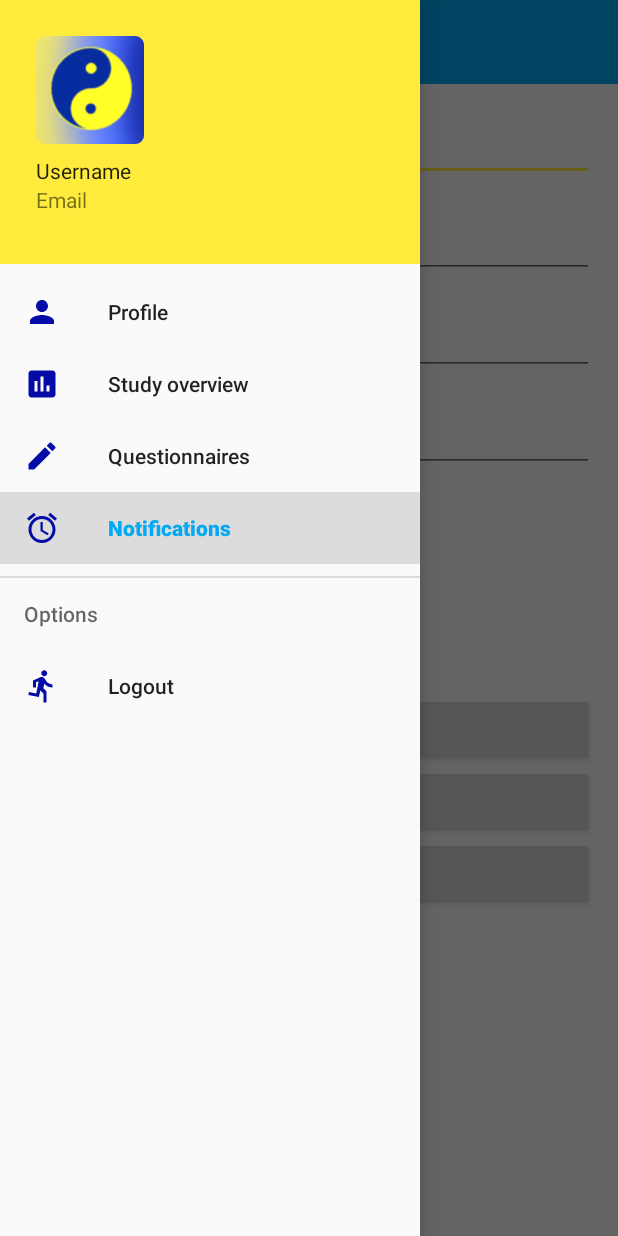
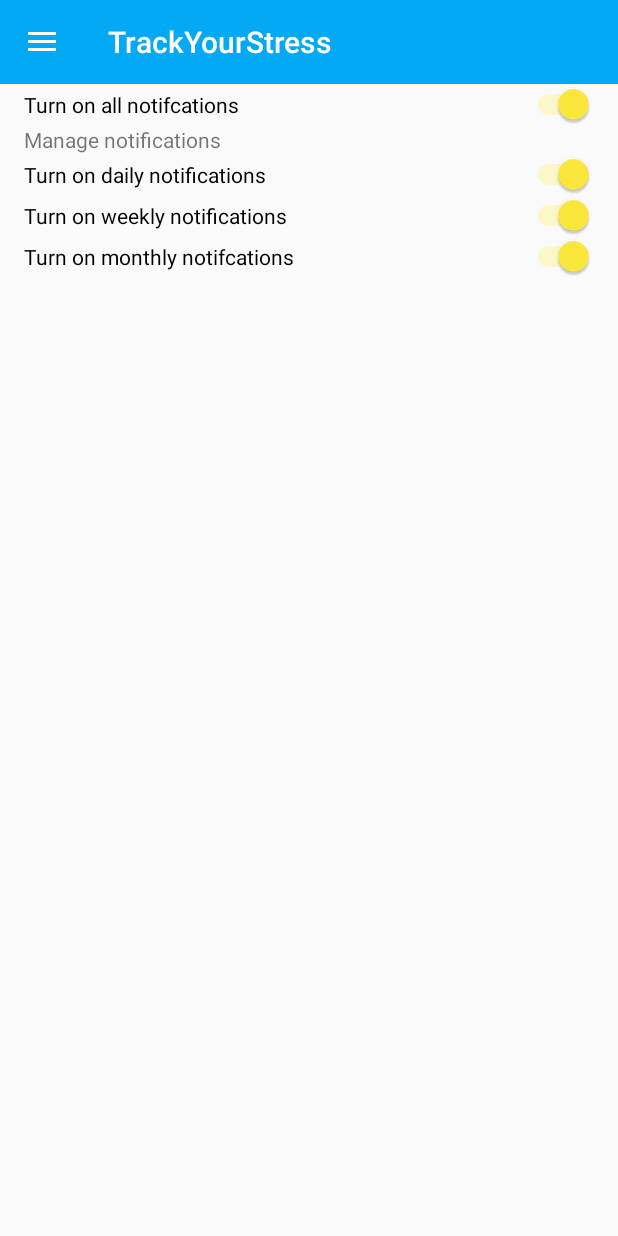
Before and after one commit to JuliaAbramenko/track_your_stress, an Android app: the HomeActivity screen opened directly, with no data from a screen before it, in the side drawer, after a tap on "Notifications", on a phone screen of 412 x 824 dp. Run offline under Robolectric (Android 15) with nearby library versions, the phone set to English and light mode, and no system bars; our stand-ins replace Volley; network calls fail.

Commit message:
- added switch behaviour - added fragment switching in HomeActivity

```diff
--- a/app/src/main/java/com/example/trackyourstress_ba/fragments/NotificationsFragment.kt
+++ b/app/src/main/java/com/example/trackyourstress_ba/fragments/NotificationsFragment.kt
@@ -1,18 +1,77 @@
 package com.example.trackyourstress_ba.fragments
 
 import android.os.Bundle
-import android.view.LayoutInflater
-import android.view.View
-import android.view.ViewGroup
+import android.view.*
+import android.widget.CompoundButton
+import android.widget.Switch
 import androidx.annotation.Nullable
 import androidx.fragment.app.Fragment
 import com.example.trackyourstress_ba.R
 import kotlinx.android.synthetic.main.activity_home.*
 
-class NotificationsFragment() : Fragment() {
-    @Override
-    @Nullable
-    fun createView(inflater: LayoutInflater, @Nullable container: ViewGroup, @Nullable savedInstanceState: Bundle): View? {
+class NotificationsFragment : Fragment() {
+
+    lateinit var switch_all_notifications: Switch
+    lateinit var switch_daily: Switch
+    lateinit var switch_weekly: Switch
+    lateinit var switch_monthly: Switch
+
+    override fun onCreateView(
+        inflater: LayoutInflater,
+        container: ViewGroup?,
+        savedInstanceState: Bundle?
+    ): View {
         return inflater.inflate(R.layout.fragment_notifications, container, false)
     }
+
+    override fun onStart() {
+        super.onStart()
+        switch_all_notifications = view!!.findViewById(R.id.switch_all_notifications)
+        switch_daily = view!!.findViewById(R.id.switch_daily_notfications)
+        switch_weekly = view!!.findViewById(R.id.switch_weekly_notifications)
+        switch_monthly = view!!.findViewById(R.id.switch_monthly_notifications)
+
+        switch_all_notifications.setOnCheckedChangeListener { _, isChecked ->
+            if (isChecked) {
+                switch_daily.isChecked = true
+                switch_daily.text = getString(R.string.daily_notifications_on)
+                switch_weekly.isChecked = true
+                switch_weekly.text = getString(R.string.weekly_notfications_on)
+                switch_monthly.isChecked = true
+                switch_monthly.text = getString(R.string.monthly_notifications_on)
+            } else {
+                switch_daily.isChecked = false
+                switch_daily.text = getString(R.string.daily_notifications_off)
+                switch_weekly.isChecked = false
+                switch_weekly.text = getString(R.string.weekly_notifications_off)
+                switch_monthly.isChecked = false
+                switch_monthly.text = getString(R.string.monthly_notifications_off)
+            }
+        }
+
+        switch_daily.setOnCheckedChangeListener { _, isChecked ->
+            if (isChecked) {
+                switch_daily.text = getString(R.string.daily_notifications_on)
+            } else {
+                switch_daily.text = getString(R.string.daily_notifications_off)
+            }
+        }
+
+        switch_weekly.setOnCheckedChangeListener { _, isChecked ->
+            if (isChecked) {
+                switch_weekly.text = getString(R.string.weekly_notfications_on)
+            } else {
+                switch_weekly.text = getString(R.string.weekly_notifications_off)
+            }
+        }
+
+        switch_monthly.setOnCheckedChangeListener { _, isChecked ->
+            if (isChecked) {
+                switch_monthly.text = getString(R.string.monthly_notifications_on)
+            } else {
+                switch_monthly.text = getString(R.string.monthly_notifications_off)
+            }
+        }
+
+    }
 }
--- a/app/src/main/java/com/example/trackyourstress_ba/fragments/ProfileFragment.kt
+++ b/app/src/main/java/com/example/trackyourstress_ba/fragments/ProfileFragment.kt
@@ -61,7 +61,6 @@ class ProfileFragment: Fragment(){
             //profileUtils.updataPassword( )
             //TODO dialog window with 'are you sure?', 'New password, confirm new password'..
         }
-
 
     }
 
--- a/app/src/main/java/com/example/trackyourstress_ba/fragments/QuestionnairesFragment.kt
+++ b/app/src/main/java/com/example/trackyourstress_ba/fragments/QuestionnairesFragment.kt
@@ -10,9 +10,12 @@ import com.example.trackyourstress_ba.R
 import kotlinx.android.synthetic.main.activity_home.*
 
 class QuestionnairesFragment() : Fragment() {
-    @Override
-    @Nullable
-    fun createView(inflater: LayoutInflater, @Nullable container: ViewGroup, @Nullable savedInstanceState: Bundle): View? {
+
+    override fun onCreateView(
+        inflater: LayoutInflater,
+        container: ViewGroup?,
+        savedInstanceState: Bundle?
+    ): View {
         return inflater.inflate(R.layout.fragment_questionnaires, container, false)
     }
 }
--- a/app/src/main/java/com/example/trackyourstress_ba/fragments/StudyOverviewFragment.kt
+++ b/app/src/main/java/com/example/trackyourstress_ba/fragments/StudyOverviewFragment.kt
@@ -9,10 +9,13 @@ import androidx.fragment.app.Fragment
 import com.example.trackyourstress_ba.R
 import kotlinx.android.synthetic.main.activity_home.*
 
-class StudyOverviewFragment() : Fragment() {
-    @Override
-    @Nullable
-    fun createView(inflater: LayoutInflater, @Nullable container: ViewGroup, @Nullable savedInstanceState: Bundle): View? {
+class StudyOverviewFragment : Fragment() {
+
+    override fun onCreateView(
+        inflater: LayoutInflater,
+        container: ViewGroup?,
+        savedInstanceState: Bundle?
+    ): View {
         return inflater.inflate(R.layout.fragment_study_overview, container, false)
     }
 }
--- a/app/src/main/java/com/example/trackyourstress_ba/ui/home/HomeActivity.kt
+++ b/app/src/main/java/com/example/trackyourstress_ba/ui/home/HomeActivity.kt
@@ -11,7 +11,10 @@ import androidx.appcompat.widget.Toolbar
 import androidx.core.view.GravityCompat
 import androidx.drawerlayout.widget.DrawerLayout
 import com.example.trackyourstress_ba.R
+import com.example.trackyourstress_ba.fragments.NotificationsFragment
 import com.example.trackyourstress_ba.fragments.ProfileFragment
+import com.example.trackyourstress_ba.fragments.QuestionnairesFragment
+import com.example.trackyourstress_ba.fragments.StudyOverviewFragment
 import com.example.trackyourstress_ba.kotlin.GlobalVariables
 import com.google.android.material.navigation.NavigationView
 
@@ -39,6 +42,9 @@ class HomeActivity : AppCompatActivity() {
         nav_view = findViewById(R.id.nav_view)
         nav_view.setItemIconTintList(null)
         val profile_frag = ProfileFragment()
+        val notifications_fragment = NotificationsFragment()
+        val studies_fragment = StudyOverviewFragment()
+        val questionnaires_fragment = QuestionnairesFragment()
         nav_view.setNavigationItemSelectedListener {item ->
             when(item.itemId) {
 
@@ -50,6 +56,32 @@ class HomeActivity : AppCompatActivity() {
                     drawer.closeDrawers()
                     true
                 }
+
+                R.id.nav_notifications -> {
+                    val transact = supportFragmentManager.beginTransaction()
+                    //transact.addToBackStack(null)
+                    transact.replace(R.id.fragment_container, notifications_fragment)
+                    transact.commit()
+                    drawer.closeDrawers()
+                    true
+                }
+                R.id.nav_questionnaires -> {
+                    val transact = supportFragmentManager.beginTransaction()
+                    //transact.addToBackStack(null)
+                    transact.replace(R.id.fragment_container, questionnaires_fragment)
+                    transact.commit()
+                    drawer.closeDrawers()
+                    true
+                }
+                R.id.nav_study_overview -> {
+                    val transact = supportFragmentManager.beginTransaction()
+                    //transact.addToBackStack(null)
+                    transact.replace(R.id.fragment_container, studies_fragment)
+                    transact.commit()
+                    drawer.closeDrawers()
+                    true
+                }
+
                 else -> true
             }
 
--- a/app/src/main/res/layout/fragment_notifications.xml
+++ b/app/src/main/res/layout/fragment_notifications.xml
@@ -10,30 +10,45 @@
         android:id="@+id/switch_all_notifications"
         android:layout_width="match_parent"
         android:layout_height="wrap_content"
-        android:text="@string/turn_on_all_notifcations" />
+        android:text="@string/turn_on_all_notifcations"
+        android:checked="true"
+        android:textOff="@string/off"
+        android:textOn="@string/on" />
 
     <TextView
         android:id="@+id/manage_notifications_textview"
         android:layout_width="match_parent"
         android:layout_height="wrap_content"
         android:text="@string/manage_notifications"
+        android:checked="true"
+        android:textOff="@string/off"
+        android:textOn="@string/on"
         />
 
     <Switch
         android:id="@+id/switch_daily_notfications"
         android:layout_width="match_parent"
         android:layout_height="wrap_content"
-        android:text="@string/turn_on_daily_notifications" />
+        android:text="@string/turn_on_daily_notifications"
+        android:checked="true"
+        android:textOff="@string/off"
+        android:textOn="@string/on" />
 
     <Switch
         android:id="@+id/switch_weekly_notifications"
         android:layout_width="match_parent"
         android:layout_height="wrap_content"
-        android:text="@string/turn_on_weekly_notifications" />
+        android:text="@string/turn_on_weekly_notifications"
+        android:checked="true"
+        android:textOff="@string/off"
+        android:textOn="@string/on" />
 
     <Switch
         android:id="@+id/switch_monthly_notifications"
         android:layout_width="match_parent"
         android:layout_height="wrap_content"
-        android:text="@string/turn_on_monthly_notifcations" />
+        android:text="@string/turn_on_monthly_notifcations"
+        android:checked="true"
+        android:textOff="@string/off"
+        android:textOn="@string/on" />
 </LinearLayout>
--- a/app/src/main/res/values/strings.xml
+++ b/app/src/main/res/values/strings.xml
@@ -39,4 +39,12 @@
     <string name="turn_on_weekly_notifications">Turn on weekly notifications</string>
     <string name="manage_notifications">Manage notifications</string>
     <string name="turn_on_monthly_notifcations">Turn on monthly notifcations</string>
+    <string name="off">OFF</string>
+    <string name="on">ON</string>
+    <string name="daily_notifications_on">Daily notifications ON</string>
+    <string name="weekly_notfications_on">Weekly notifications ON</string>
+    <string name="monthly_notifications_on">Monthly notfications ON</string>
+    <string name="daily_notifications_off">Daily notifications OFF</string>
+    <string name="weekly_notifications_off">Weekly notifications OFF</string>
+    <string name="monthly_notifications_off">Monthly notifications OFF</string>
 </resources>
```
Also changed, not shown: app/src/main/java/com/example/trackyourstress_ba/fragments/LogoutFragment.kt (+7 -4 lines).
